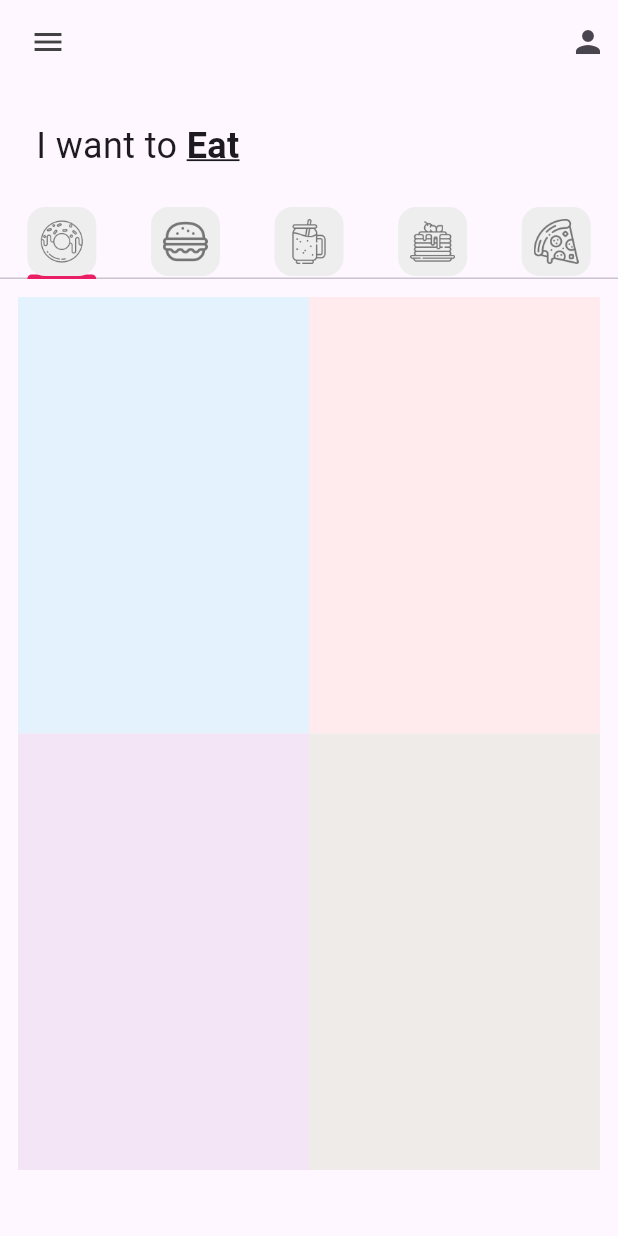
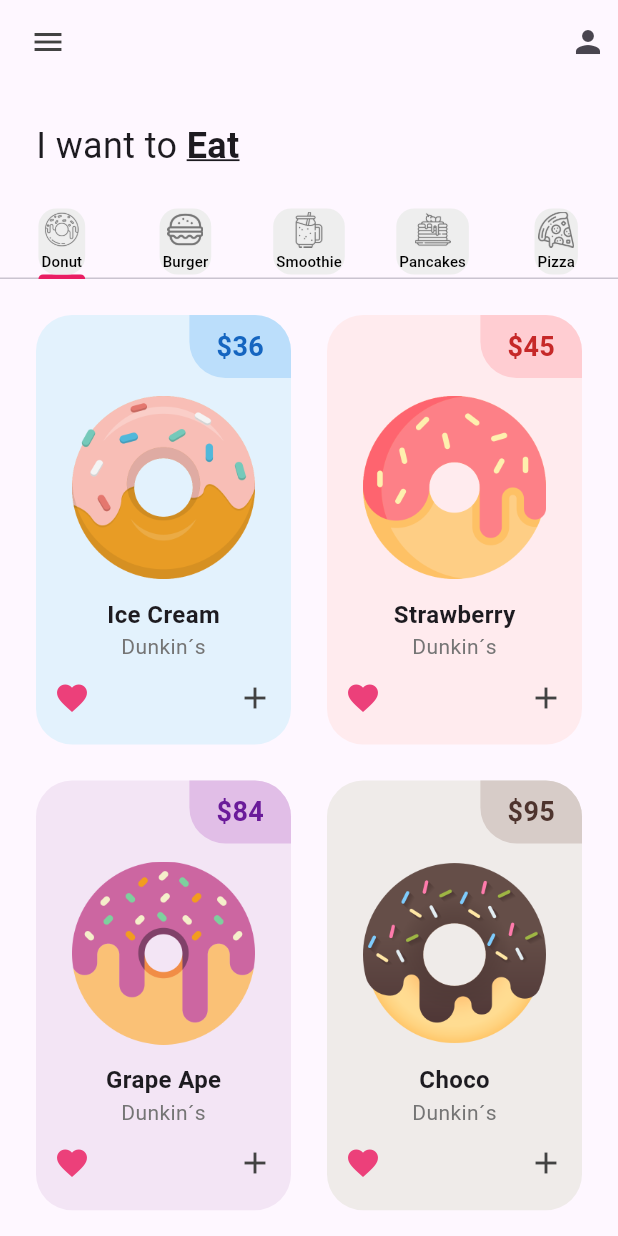
Before and after one commit to Mulishpudden7u7/p1_donut_app_velasco_marco, a Flutter app: the screen it shows after launch, on a phone screen of 412 x 824 dp. Run offline on Flutter 3.47's test engine with Material 3 defaults, Android fonts, the phone set to English and light mode, and no system bars.

Commit message:
Donas Añadidas,reto added

```diff
--- a/lib/main.dart
+++ b/lib/main.dart
@@ -11,9 +11,12 @@
   @override
   Widget build(BuildContext context) {
     return MaterialApp(
+      debugShowCheckedModeBanner: false,
       home: const HomePage(),
       theme: ThemeData(
-          tabBarTheme: const TabBarTheme(indicatorColor: Colors.pink)),
+          tabBarTheme: const TabBarTheme(
+        indicatorColor: Colors.pink,
+      )),
     );
   }
 }
--- a/lib/pages/home_page.dart
+++ b/lib/pages/home_page.dart
@@ -18,25 +18,15 @@
 class _HomePageState extends State<HomePage> {
   List<Widget> myTabs = [
     //donut tab
-    const MyTab(
-      iconPath: 'lib/icons/donut.png',
-    ),
+    const MyTab(iconPath: 'lib/icons/donut.png', label: "Donut"),
     //burguer tab
-    const MyTab(
-      iconPath: 'lib/icons/burger.png',
-    ),
+    const MyTab(iconPath: 'lib/icons/burger.png', label: "Burger"),
     //smoti
-    const MyTab(
-      iconPath: 'lib/icons/smoothie.png',
-    ),
+    const MyTab(iconPath: 'lib/icons/smoothie.png', label: "Smoothie"),
     //pancakeaqe
-    const MyTab(
-      iconPath: 'lib/icons/pancakes.png',
-    ),
+    const MyTab(iconPath: 'lib/icons/pancakes.png', label: "Pancakes"),
     //pizza
-    const MyTab(
-      iconPath: 'lib/icons/pizza.png',
-    )
+    const MyTab(iconPath: 'lib/icons/pizza.png', label: "Pizza")
   ];
 
   @override
--- a/lib/tab/donut_tab.dart
+++ b/lib/tab/donut_tab.dart
@@ -6,6 +6,10 @@
   // list of donuts
   final List donutsOnSale = [
 // [ donutFlavor, donutPrice, donutColor, imageName ]
+    ["Ice Cream", "36", Colors.blue, "lib/images/icecream_donut.png"],
+    ["Strawberry", "45", Colors.red, "lib/images/strawberry_donut.png"],
+    ["Grape Ape", "84", Colors.purple, "lib/images/grape_donut.png"],
+    ["Choco", "95", Colors.brown, "lib/images/chocolate_donut.png"],
     ["Ice Cream", "36", Colors.blue, "lib/images/icecream_donut.png"],
     ["Strawberry", "45", Colors.red, "lib/images/strawberry_donut.png"],
     ["Grape Ape", "84", Colors.purple, "lib/images/grape_donut.png"],
@@ -21,7 +25,7 @@
         itemCount: donutsOnSale.length,
         padding: const EdgeInsets.all(12),
         gridDelegate: const SliverGridDelegateWithFixedCrossAxisCount(
-            crossAxisCount: 2, childAspectRatio: 1 / 1.5),
+            crossAxisCount: 2, childAspectRatio: 1 / 1.6),
         itemBuilder: (context, index) {
           return DonutTile(
             donutFlavor: donutsOnSale[index][0],
--- a/lib/utils/donut_tile.dart
+++ b/lib/utils/donut_tile.dart
@@ -14,8 +14,63 @@
 
   @override
   Widget build(BuildContext context) {
-    return Container(
-      decoration: BoxDecoration(color: donutColor[50]),
+    return Padding(
+      padding: const EdgeInsets.all(12),
+      child: Container(
+        decoration: BoxDecoration(
+            color: donutColor[50], borderRadius: BorderRadius.circular(24)),
+        child: Column(
+          children: [
+            Row(
+              mainAxisAlignment: MainAxisAlignment.end,
+              children: [
+                Container(
+                    decoration: BoxDecoration(
+                      color: donutColor[100],
+                      borderRadius: const BorderRadius.only(
+                          topRight: Radius.circular(24),
+                          bottomLeft: Radius.circular(24)),
+                    ),
+                    padding:
+                        const EdgeInsets.symmetric(vertical: 8, horizontal: 18),
+                    child: Text(
+                      "\$$donutPrice",
+                      style: TextStyle(
+                          fontSize: 18,
+                          fontWeight: FontWeight.bold,
+                          color: donutColor[800]),
+                    ))
+              ],
+            ),
+            //donut picture
+            Padding(
+              padding: const EdgeInsets.symmetric(horizontal: 24, vertical: 12),
+              child: Image.asset(imageName),
+            ),
+            //donut flavo
+            Text(donutFlavor,
+                style: const TextStyle(
+                  fontSize: 16,
+                  fontWeight: FontWeight.bold,
+                )),
+            Text(
+              "Dunkin´s",
+              style: TextStyle(color: Colors.grey[600]),
+            ),
+            //love icon+addbutton
+            Padding(
+              padding: const EdgeInsets.all(12),
+              child: Row(
+                mainAxisAlignment: MainAxisAlignment.spaceBetween,
+                children: [
+                  Icon(Icons.favorite, color: Colors.pink[400]),
+                  Icon(Icons.add, color: Colors.grey[800])
+                ],
+              ),
+            )
+          ],
+        ),
+      ),
     );
   }
 }
--- a/lib/utils/my_tab.dart
+++ b/lib/utils/my_tab.dart
@@ -2,16 +2,45 @@
 
 class MyTab extends StatelessWidget {
   final String iconPath;
-  const MyTab({super.key, required this.iconPath});
+  final String label; // Nuevo parámetro para el texto
+
+  const MyTab({
+    super.key,
+    required this.iconPath,
+    required this.label, // Asegúrate de incluir el parámetro en el constructor
+  });
 
   @override
   Widget build(BuildContext context) {
     return Tab(
-        child: Container(
-      padding: const EdgeInsets.all(8),
-      decoration: BoxDecoration(
-          color: Colors.grey[200], borderRadius: BorderRadius.circular(12)),
-      child: Image.asset(iconPath, color: Colors.grey[600]),
-    )); //tab
+      child: Container(
+        padding: const EdgeInsets.symmetric(horizontal: 2, vertical: 2),
+        decoration: BoxDecoration(
+          color: Colors.grey[200],
+          borderRadius: BorderRadius.circular(12),
+        ),
+        child: Column(
+          // Usamos Column para apilar el ícono y el texto
+          mainAxisSize: MainAxisSize.min,
+          children: [
+            Image.asset(
+              iconPath,
+              color: Colors.grey[600],
+              width: 24, // Ajusta el tamaño según sea necesario
+              height: 24, // Ajusta el tamaño según sea necesario
+            ),
+            const SizedBox(height: 2), // Espacio entre el ícono y el texto
+            Text(
+              label,
+              style: const TextStyle(
+                fontSize: 10,
+                color: Colors
+                    .black, // Puedes ajustar el color y el tamaño del texto
+              ),
+            ),
+          ],
+        ),
+      ),
+    );
   }
 }
```
